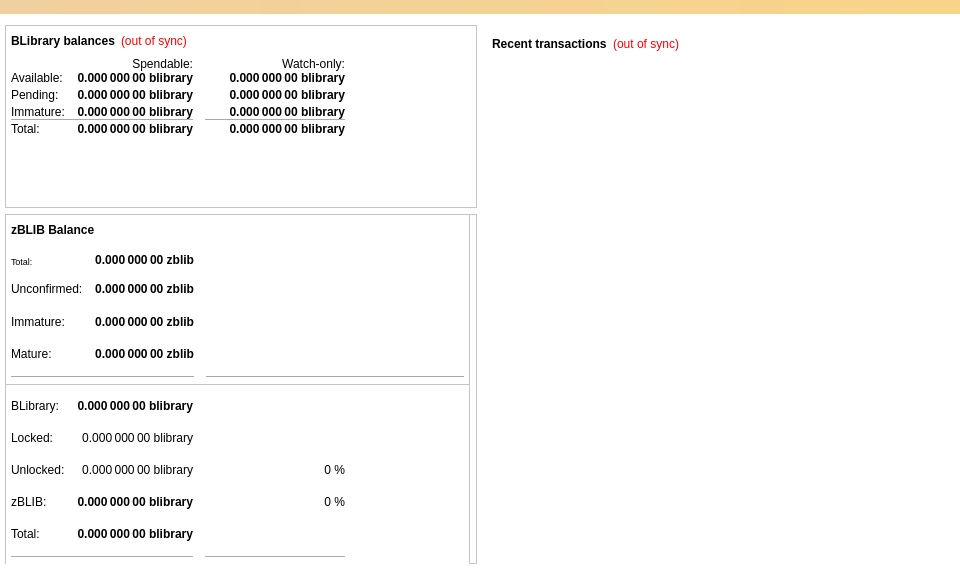
Old version of the form src/qt/forms/overviewpage.ui in the repository blockchain-library/BLibraryCore.
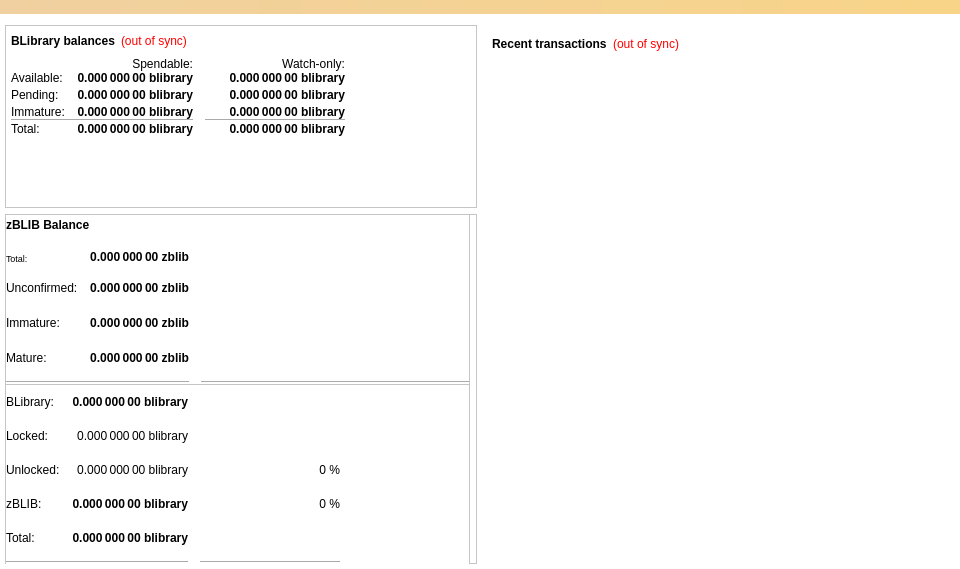
New version of the form.

Diff of the .ui file:
```diff
--- a/src/qt/forms/overviewpage.ui
+++ b/src/qt/forms/overviewpage.ui
@@ -471,7 +471,7 @@
           <enum>QFrame::Raised</enum>
          </property>
          <property name="lineWidth">
-          <number>1</number>
+          <number>6</number>
          </property>
          <widget class="QPushButton" name="runAutoDenom">
           <property name="geometry">
@@ -940,16 +940,16 @@
           </property>
           <layout class="QVBoxLayout" name="verticalLayout_5">
            <property name="leftMargin">
-            <number>5</number>
+            <number>0</number>
            </property>
            <property name="topMargin">
-            <number>5</number>
+            <number>0</number>
            </property>
            <property name="rightMargin">
-            <number>5</number>
+            <number>0</number>
            </property>
            <property name="bottomMargin">
-            <number>5</number>
+            <number>0</number>
            </property>
            <item>
             <layout class="QHBoxLayout" name="horizontalLayout_5" stretch="0">
@@ -1221,16 +1221,16 @@
           </property>
           <layout class="QVBoxLayout" name="verticalLayout_7">
            <property name="leftMargin">
-            <number>5</number>
+            <number>0</number>
            </property>
            <property name="topMargin">
-            <number>5</number>
+            <number>0</number>
            </property>
            <property name="rightMargin">
-            <number>5</number>
+            <number>0</number>
            </property>
            <property name="bottomMargin">
-            <number>5</number>
+            <number>0</number>
            </property>
            <item>
             <layout class="QHBoxLayout" name="horizontalLayout_8" stretch="0">
```
